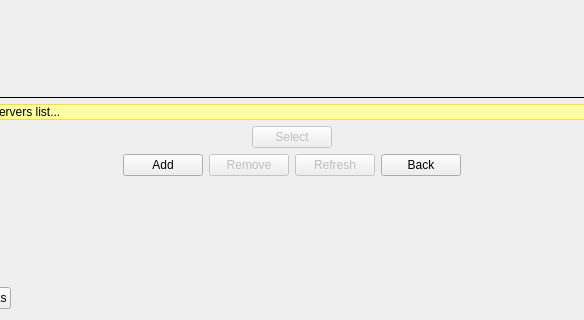
The window that client/ultimate/mainwindow.ui (alphaonex86/CatchChallenger) describes before a commit, drawn with Qt 5; both pictures show x 110 to 694 and y 280 to 600 of the 800 by 600 pixel window.
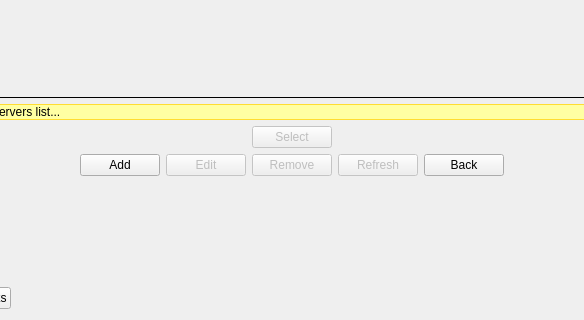
The same window after the commit. The open tabs and pages were chosen to show the change. Icons and pictures are not drawn.

Commit message: [Change] Edit the custom server into ultimate version

```diff
--- a/client/ultimate/mainwindow.ui
+++ b/client/ultimate/mainwindow.ui
@@ -411,6 +411,16 @@
                     </property>
                    </widget>
                   </item>
+                  <item>
+                   <widget class="QPushButton" name="server_edit">
+                    <property name="enabled">
+                     <bool>false</bool>
+                    </property>
+                    <property name="text">
+                     <string>Edit</string>
+                    </property>
+                   </widget>
+                  </item>
                   <item>
                    <widget class="QPushButton" name="server_remove">
                     <property name="enabled">
```
Left out of the diff: 2 changed lines with no effect on the pictures. The commit also changes 5 other files.
